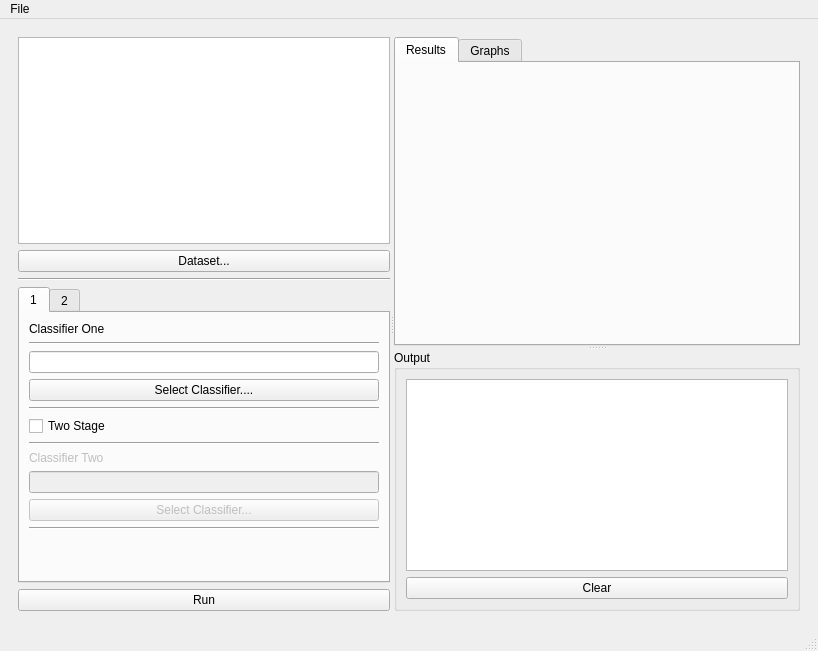
Before: the Qt Designer form QtCreator/mainWindow.ui in Boxfort/dissertation, drawn with Qt 5.
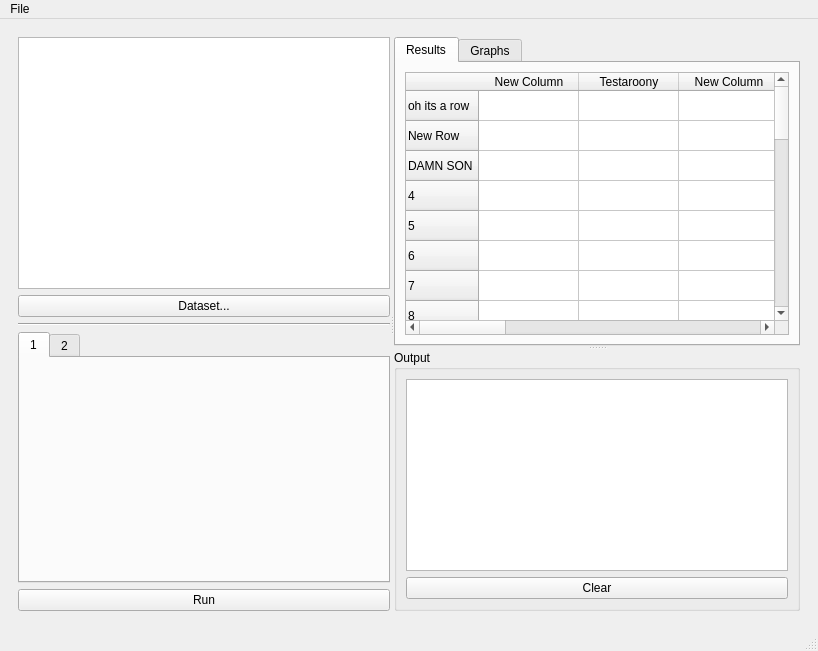
After: the same form once the commit is applied. The open tabs and pages were chosen to show the change.

Diff of the .ui file:
```diff
--- a/QtCreator/mainWindow.ui
+++ b/QtCreator/mainWindow.ui
@@ -89,113 +89,7 @@
               <attribute name="title">
                <string>1</string>
               </attribute>
-              <layout class="QVBoxLayout" name="verticalLayout_4">
-               <item>
-                <widget class="QLabel" name="label_2">
-                 <property name="text">
-                  <string>Classifier One</string>
-                 </property>
-                </widget>
-               </item>
-               <item>
-                <widget class="Line" name="line_5">
-                 <property name="orientation">
-                  <enum>Qt::Horizontal</enum>
-                 </property>
-                </widget>
-               </item>
-               <item>
-                <widget class="QLineEdit" name="txt_alg1">
-                 <property name="sizePolicy">
-                  <sizepolicy hsizetype="Preferred" vsizetype="Fixed">
-                   <horstretch>0</horstretch>
-                   <verstretch>0</verstretch>
-                  </sizepolicy>
-                 </property>
-                </widget>
-               </item>
-               <item>
-                <widget class="QPushButton" name="btn_alg1">
-                 <property name="text">
-                  <string>Select Classifier....</string>
-                 </property>
-                </widget>
-               </item>
-               <item>
-                <widget class="Line" name="line">
-                 <property name="orientation">
-                  <enum>Qt::Horizontal</enum>
-                 </property>
-                </widget>
-               </item>
-               <item>
-                <widget class="QCheckBox" name="chk_two_stage">
-                 <property name="text">
-                  <string>Two Stage</string>
-                 </property>
-                </widget>
-               </item>
-               <item>
-                <widget class="Line" name="line_3">
-                 <property name="orientation">
-                  <enum>Qt::Horizontal</enum>
-                 </property>
-                </widget>
-               </item>
-               <item>
-                <widget class="QLabel" name="label">
-                 <property name="enabled">
-                  <bool>false</bool>
-                 </property>
-                 <property name="text">
-                  <string>Classifier Two</string>
-                 </property>
-                </widget>
-               </item>
-               <item>
-                <widget class="QLineEdit" name="txt_alg2">
-                 <property name="enabled">
-                  <bool>false</bool>
-                 </property>
-                 <property name="sizePolicy">
-                  <sizepolicy hsizetype="Preferred" vsizetype="Fixed">
-                   <horstretch>0</horstretch>
-                   <verstretch>0</verstretch>
-                  </sizepolicy>
-                 </property>
-                </widget>
-               </item>
-               <item>
-                <widget class="QPushButton" name="btn_alg2">
-                 <property name="enabled">
-                  <bool>false</bool>
-                 </property>
-                 <property name="text">
-                  <string>Select Classifier...</string>
-                 </property>
-                </widget>
-               </item>
-               <item>
-                <widget class="Line" name="line_4">
-                 <property name="orientation">
-                  <enum>Qt::Horizontal</enum>
-                 </property>
-                </widget>
-               </item>
-               <item>
-                <spacer name="verticalSpacer">
-                 <property name="orientation">
-                  <enum>Qt::Vertical</enum>
-                 </property>
-                 <property name="sizeHint" stdset="0">
-                  <size>
-                   <width>20</width>
-                   <height>40</height>
-                  </size>
-                 </property>
-                </spacer>
-               </item>
-              </layout>
+              <layout class="QVBoxLayout" name="verticalLayout_4"/>
              </widget>
              <widget class="QWidget" name="tab_4">
               <attribute name="title">
@@ -259,6 +153,83 @@
                <attribute name="title">
                 <string>Results</string>
                </attribute>
+               <layout class="QGridLayout" name="gridLayout_2">
+                <item row="0" column="0">
+                 <widget class="QTableWidget" name="tableWidget">
+                  <property name="rowCount">
+                   <number>29</number>
+                  </property>
+                  <property name="columnCount">
+                   <number>8</number>
+                  </property>
+                  <row>
+                   <property name="text">
+                    <string>oh its a row</string>
+                   </property>
+                  </row>
+                  <row>
+                   <property name="text">
+                    <string>New Row</string>
+                   </property>
+                  </row>
+                  <row>
+                   <property name="text">
+                    <string>DAMN SON </string>
+                   </property>
+                  </row>
+                  <row/>
+                  <row/>
+                  <row/>
+                  <row/>
+                  <row/>
+                  <row/>
+                  <row/>
+                  <row/>
+                  <row/>
+                  <row/>
+                  <row/>
+                  <row/>
+                  <row/>
+                  <row/>
+                  <row/>
+                  <row/>
+                  <row/>
+                  <row/>
+                  <row/>
+                  <row/>
+                  <row/>
+                  <row/>
+                  <row/>
+                  <row/>
+                  <row/>
+                  <row/>
+                  <column>
+                   <property name="text">
+                    <string>New Column</string>
+                   </property>
+                  </column>
+                  <column>
+                   <property name="text">
+                    <string>Testaroony</string>
+                   </property>
+                  </column>
+                  <column>
+                   <property name="text">
+                    <string>New Column</string>
+                   </property>
+                  </column>
+                  <column>
+                   <property name="text">
+                    <string>Hello</string>
+                   </property>
+                  </column>
+                  <column/>
+                  <column/>
+                  <column/>
+                  <column/>
+                 </widget>
+                </item>
+               </layout>
               </widget>
               <widget class="QWidget" name="tab_2">
                <attribute name="title">
```
Left out of the diff: 48 changed lines with no effect on the pictures.
